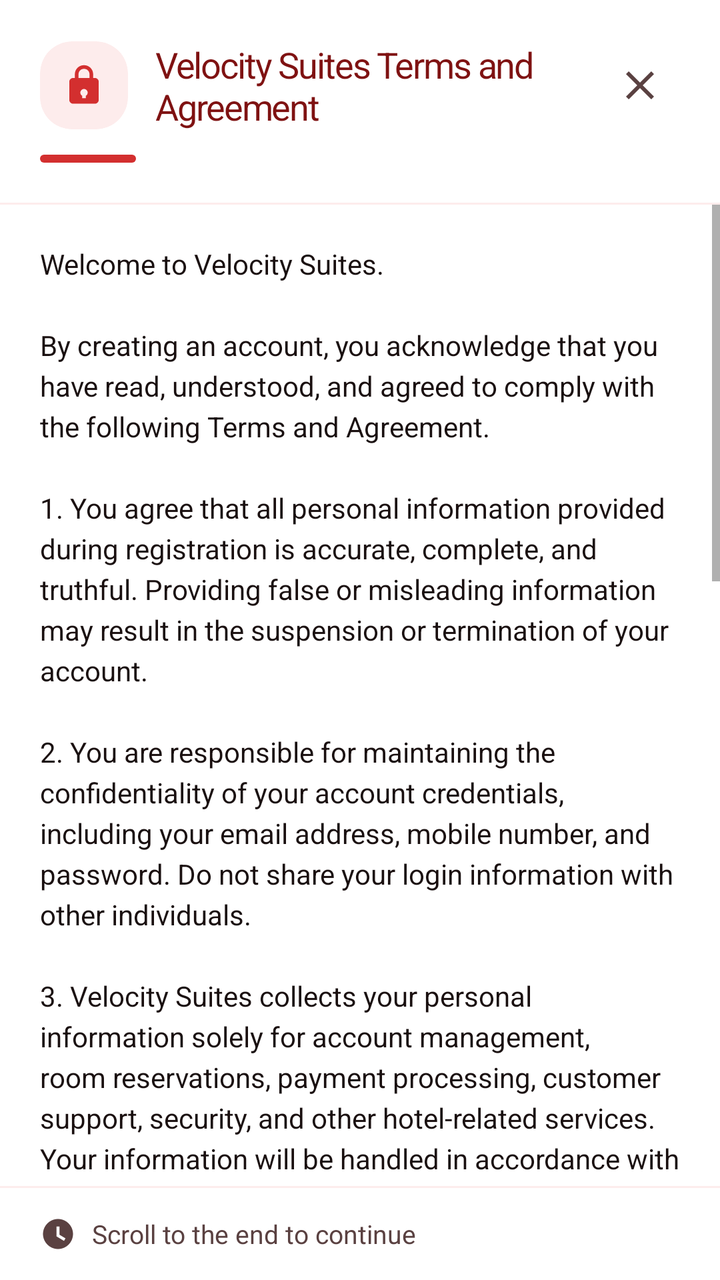
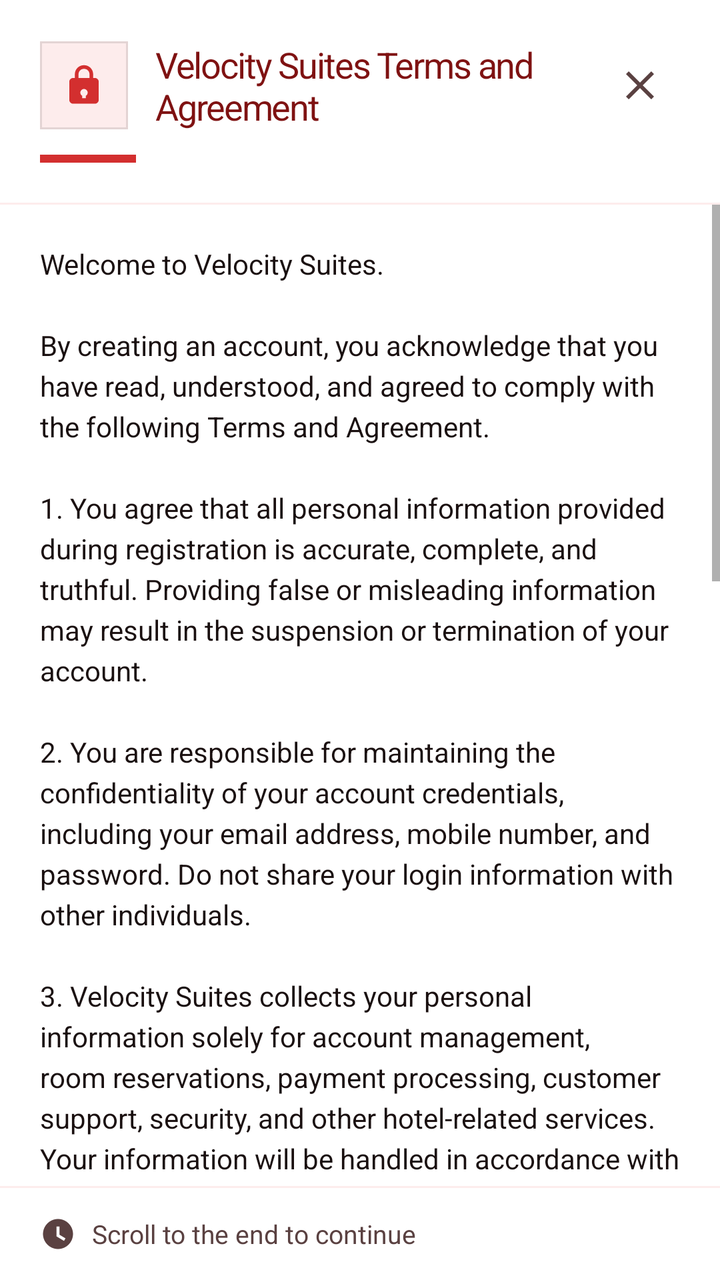

Compare the two renders of this Android layout. The source of the first and the diff that turns it into the second are given below.
<!-- AndroidManifest.xml: application theme Theme.VelocitySuites -->
<!-- res/layout/dialog_terms_agreement.xml -->
<?xml version="1.0" encoding="utf-8"?>
<LinearLayout xmlns:android="http://schemas.android.com/apk/res/android"
    xmlns:app="http://schemas.android.com/apk/res-auto"
    android:layout_width="match_parent"
    android:layout_height="match_parent"
    android:background="@color/velocity_surface_elevated"
    android:orientation="vertical">

    
    <LinearLayout
        android:layout_width="match_parent"
        android:layout_height="wrap_content"
        android:gravity="center_vertical"
        android:orientation="horizontal"
        android:paddingHorizontal="20dp"
        android:paddingTop="20dp"
        android:paddingBottom="12dp">

        <com.google.android.material.card.MaterialCardView
            android:layout_width="44dp"
            android:layout_height="44dp"
            app:cardBackgroundColor="@color/velocity_red_soft"
            app:cardCornerRadius="16dp"
            app:cardElevation="0dp">

            <ImageView
                android:layout_width="22dp"
                android:layout_height="22dp"
                android:layout_gravity="center"
                android:importantForAccessibility="no"
                android:src="@drawable/ic_lock"
                app:tint="@color/velocity_red_primary" />
        </com.google.android.material.card.MaterialCardView>

        <TextView
            android:id="@+id/termsDialogTitle"
            style="@style/TextAppearance.Velocity.ScreenTitle"
            android:layout_width="0dp"
            android:layout_height="wrap_content"
            android:layout_marginStart="14dp"
            android:layout_weight="1"
            android:text="@string/terms_and_agreement_title"
            android:textSize="18sp" />

        <ImageButton
            android:id="@+id/termsCloseButton"
            android:layout_width="40dp"
            android:layout_height="40dp"
            android:background="?attr/selectableItemBackgroundBorderless"
            android:contentDescription="@android:string/cancel"
            android:padding="8dp"
            android:src="@drawable/ic_close"
            app:tint="@color/velocity_text_secondary" />
    </LinearLayout>

    <View
        android:layout_width="48dp"
        android:layout_height="4dp"
        android:layout_marginStart="20dp"
        android:layout_marginBottom="4dp"
        android:background="@drawable/shape_intro_pill"
        android:backgroundTint="@color/velocity_red_primary" />

    <View
        android:layout_width="match_parent"
        android:layout_height="1dp"
        android:layout_marginTop="16dp"
        android:background="@color/velocity_red_soft" />

    <androidx.core.widget.NestedScrollView
        android:id="@+id/termsScrollView"
        android:layout_width="match_parent"
        android:layout_height="0dp"
        android:layout_weight="1"
        android:fillViewport="true"
        android:scrollbars="vertical">

        <TextView
            android:id="@+id/termsBodyText"
            android:layout_width="match_parent"
            android:layout_height="wrap_content"
            android:padding="20dp"
            android:lineSpacingExtra="4dp"
            android:text="@string/terms_and_agreement_body"
            android:textColor="@color/velocity_text_primary"
            android:textSize="14sp" />
    </androidx.core.widget.NestedScrollView>

    <View
        android:layout_width="match_parent"
        android:layout_height="1dp"
        android:background="@color/velocity_red_soft" />

    <LinearLayout
        android:layout_width="match_parent"
        android:layout_height="wrap_content"
        android:gravity="center_vertical"
        android:orientation="horizontal"
        android:paddingHorizontal="20dp"
        android:paddingVertical="14dp">

        <ImageView
            android:id="@+id/termsScrollHintIcon"
            android:layout_width="18dp"
            android:layout_height="18dp"
            android:layout_marginEnd="8dp"
            android:importantForAccessibility="no"
            android:src="@drawable/ic_clock"
            app:tint="@color/velocity_text_secondary" />

        <TextView
            android:id="@+id/termsScrollHintText"
            android:layout_width="0dp"
            android:layout_height="wrap_content"
            android:layout_weight="1"
            android:text="@string/terms_scroll_hint"
            android:textColor="@color/velocity_text_secondary"
            android:textSize="13sp" />
    </LinearLayout>

</LinearLayout>
<!-- resources referenced by this layout -->
<resources>
  <!-- drawable shape_intro_pill (drawable) -->
  <?xml version="1.0" encoding="utf-8"?>
  <shape xmlns:android="http://schemas.android.com/apk/res/android">
      <solid android:color="@color/velocity_red_primary" />
      <corners android:radius="16dp" />
  </shape>
  <style name="Theme.VelocitySuites" parent="Theme.MaterialComponents.DayNight.NoActionBar">
          
          <item name="colorPrimary">@color/velocity_red_primary</item>
          <item name="colorPrimaryVariant">@color/velocity_red_dark</item>
          <item name="colorOnPrimary">@color/white</item>
          
          <item name="colorSecondary">@color/velocity_red_rose</item>
          <item name="colorSecondaryVariant">@color/velocity_red_deep</item>
          <item name="colorOnSecondary">@color/white</item>
          
          <item name="android:statusBarColor">@color/velocity_red_primary</item>
          
          <item name="textAppearanceHeadline1">@style/TextAppearance.MaterialComponents.Headline1</item>
          <item name="textAppearanceHeadline2">@style/TextAppearance.MaterialComponents.Headline2</item>
          <item name="textAppearanceHeadline3">@style/TextAppearance.MaterialComponents.Headline3</item>
          <item name="textAppearanceHeadline4">@style/TextAppearance.MaterialComponents.Headline4</item>
          <item name="textAppearanceHeadline5">@style/TextAppearance.MaterialComponents.Headline5</item>
          <item name="textAppearanceHeadline6">@style/TextAppearance.MaterialComponents.Headline6</item>
          <item name="textAppearanceSubtitle1">@style/TextAppearance.MaterialComponents.Subtitle1</item>
          <item name="textAppearanceSubtitle2">@style/TextAppearance.MaterialComponents.Subtitle2</item>
          <item name="textAppearanceBody1">@style/TextAppearance.MaterialComponents.Body1</item>
          <item name="textAppearanceBody2">@style/TextAppearance.MaterialComponents.Body2</item>
          <item name="textAppearanceCaption">@style/TextAppearance.MaterialComponents.Caption</item>
          <item name="textAppearanceButton">@style/TextAppearance.MaterialComponents.Button</item>
          <item name="textAppearanceOverline">@style/TextAppearance.MaterialComponents.Overline</item>
      </style>
  <!-- unchanged entries left out for length: 16 -->
</resources>

<!-- the commit's change to res/layout/dialog_terms_agreement.xml (unified diff, before → after) -->
@@ -20,7 +20,7 @@
             android:layout_width="44dp"
             android:layout_height="44dp"
             app:cardBackgroundColor="@color/velocity_red_soft"
-            app:cardCornerRadius="16dp"
+            app:cardCornerRadius="0dp"
             app:cardElevation="0dp">
 
             <ImageView
<!-- resource entries referenced after the edit -->
@@ -4,7 +4,7 @@
   <?xml version="1.0" encoding="utf-8"?>
   <shape xmlns:android="http://schemas.android.com/apk/res/android">
       <solid android:color="@color/velocity_red_primary" />
-      <corners android:radius="16dp" />
+      <corners android:radius="0dp" />
   </shape>
   <style name="Theme.VelocitySuites" parent="Theme.MaterialComponents.DayNight.NoActionBar">
           
@@ -31,6 +31,132 @@
           <item name="textAppearanceCaption">@style/TextAppearance.MaterialComponents.Caption</item>
           <item name="textAppearanceButton">@style/TextAppearance.MaterialComponents.Button</item>
           <item name="textAppearanceOverline">@style/TextAppearance.MaterialComponents.Overline</item>
+          
+          <item name="shapeAppearanceSmallComponent">@style/ShapeAppearance.Velocity.Square</item>
+          <item name="shapeAppearanceMediumComponent">@style/ShapeAppearance.Velocity.Square</item>
+          <item name="shapeAppearanceLargeComponent">@style/ShapeAppearance.Velocity.Square</item>
+          <item name="materialButtonStyle">@style/Widget.Velocity.Flat.Button</item>
+          <item name="materialButtonOutlinedStyle">@style/Widget.Velocity.Flat.Button.Outlined</item>
+          <item name="borderlessButtonStyle">@style/Widget.Velocity.Flat.Button.Text</item>
+          <item name="materialCardViewStyle">@style/Widget.Velocity.Card.Flat</item>
+          <item name="chipStyle">@style/Widget.Velocity.Flat.Chip</item>
+          <item name="textInputStyle">@style/Widget.Velocity.TextInputLayout.OutlinedBox.Square</item>
+          <item name="snackbarStyle">@style/Widget.Velocity.Flat.Snackbar</item>
+          <item name="materialAlertDialogTheme">@style/ThemeOverlay.Velocity.Flat.AlertDialog</item>
+          <item name="bottomSheetDialogTheme">@style/ThemeOverlay.Velocity.Flat.BottomSheetDialog</item>
+          <item name="android:windowElevation">0dp</item>
+      </style>
+  <style name="ShapeAppearance.Velocity.Square" parent="">
+          <item name="cornerFamily">rounded</item>
+          <item name="cornerSize">0dp</item>
+      </style>
+  <style name="Widget.Velocity.Flat.Button" parent="Widget.MaterialComponents.Button">
+          <item name="cornerRadius">0dp</item>
+          <item name="android:stateListAnimator">@null</item>
+          <item name="android:elevation">0dp</item>
+          <item name="android:minHeight">48dp</item>
+          <item name="android:insetTop">0dp</item>
+          <item name="android:insetBottom">0dp</item>
+          <item name="android:textAllCaps">false</item>
+          <item name="shapeAppearance">@style/ShapeAppearance.Velocity.Square</item>
+      </style>
+  <style name="Widget.Velocity.Flat.Button.Outlined" parent="Widget.MaterialComponents.Button.OutlinedButton">
+          <item name="cornerRadius">0dp</item>
+          <item name="android:stateListAnimator">@null</item>
+          <item name="android:elevation">0dp</item>
+          <item name="android:minHeight">48dp</item>
+          <item name="android:insetTop">0dp</item>
+          <item name="android:insetBottom">0dp</item>
+          <item name="android:textAllCaps">false</item>
+          <item name="strokeWidth">1dp</item>
+          <item name="strokeColor">@color/velocity_red_primary</item>
+          <item name="android:textColor">@color/velocity_red_primary</item>
+          <item name="shapeAppearance">@style/ShapeAppearance.Velocity.Square</item>
+      </style>
+  <style name="Widget.Velocity.Flat.Button.Text" parent="Widget.MaterialComponents.Button.TextButton">
+          <item name="cornerRadius">0dp</item>
+          <item name="android:stateListAnimator">@null</item>
+          <item name="android:elevation">0dp</item>
+          <item name="android:minHeight">48dp</item>
+          <item name="android:insetTop">0dp</item>
+          <item name="android:insetBottom">0dp</item>
+          <item name="android:textAllCaps">false</item>
+          <item name="shapeAppearance">@style/ShapeAppearance.Velocity.Square</item>
+      </style>
+  <style name="Widget.Velocity.Card.Flat" parent="Widget.MaterialComponents.CardView">
+          <item name="cardElevation">0dp</item>
+          <item name="cardCornerRadius">0dp</item>
+          <item name="cardBackgroundColor">@color/velocity_surface_elevated</item>
+          <item name="strokeColor">@color/velocity_divider_hairline</item>
+          <item name="strokeWidth">1dp</item>
+          <item name="shapeAppearance">@style/ShapeAppearance.Velocity.Square</item>
+      </style>
+  <style name="Widget.Velocity.Flat.Chip" parent="Widget.MaterialComponents.Chip.Choice">
+          <item name="shapeAppearance">@style/ShapeAppearance.Velocity.Square</item>
+          <item name="shapeAppearanceOverlay">@style/ShapeAppearance.Velocity.Square</item>
+          <item name="chipCornerRadius">0dp</item>
+          <item name="android:minHeight">48dp</item>
+          <item name="chipMinHeight">48dp</item>
+          <item name="chipStrokeWidth">1dp</item>
+          <item name="android:elevation">0dp</item>
+      </style>
+  <style name="Widget.Velocity.TextInputLayout.OutlinedBox.Square" parent="Widget.MaterialComponents.TextInputLayout.OutlinedBox">
+          <item name="boxCornerRadiusBottomEnd">0dp</item>
+          <item name="boxCornerRadiusBottomStart">0dp</item>
+          <item name="boxCornerRadiusTopEnd">0dp</item>
+          <item name="boxCornerRadiusTopStart">0dp</item>
+          <item name="boxStrokeColor">@color/velocity_red_primary</item>
+          <item name="boxStrokeWidth">1dp</item>
+          <item name="boxStrokeWidthFocused">2dp</item>
+          <item name="startIconTint">@color/velocity_red_primary</item>
+          <item name="endIconTint">@color/velocity_red_primary</item>
+          <item name="hintEnabled">false</item>
+      </style>
+  <style name="Widget.Velocity.Flat.Snackbar" parent="Widget.MaterialComponents.Snackbar">
+          <item name="android:background">@drawable/bg_snackbar_flat</item>
+          <item name="android:elevation">0dp</item>
+      </style>
+  <style name="ThemeOverlay.Velocity.Flat.AlertDialog" parent="ThemeOverlay.MaterialComponents.MaterialAlertDialog">
+          <item name="android:windowElevation">0dp</item>
+          <item name="shapeAppearanceOverlay">@style/ShapeAppearance.Velocity.Square</item>
+          <item name="shapeAppearanceSmallComponent">@style/ShapeAppearance.Velocity.Square</item>
+          <item name="shapeAppearanceMediumComponent">@style/ShapeAppearance.Velocity.Square</item>
+          <item name="shapeAppearanceLargeComponent">@style/ShapeAppearance.Velocity.Square</item>
+          <item name="materialButtonStyle">@style/Widget.Velocity.Flat.Button.Text</item>
+          <item name="materialButtonOutlinedStyle">@style/Widget.Velocity.Flat.Button.Outlined</item>
+          <item name="borderlessButtonStyle">@style/Widget.Velocity.Flat.Button.Text</item>
+          <item name="materialCardViewStyle">@style/Widget.Velocity.Card.Flat</item>
+          <item name="chipStyle">@style/Widget.Velocity.Flat.Chip</item>
+          <item name="textInputStyle">@style/Widget.Velocity.TextInputLayout.OutlinedBox.Square</item>
+          <item name="buttonBarPositiveButtonStyle">@style/Widget.Velocity.Flat.Button.Text</item>
+          <item name="buttonBarNegativeButtonStyle">@style/Widget.Velocity.Flat.Button.Text</item>
+          <item name="buttonBarNeutralButtonStyle">@style/Widget.Velocity.Flat.Button.Text</item>
+      </style>
+  <style name="ThemeOverlay.Velocity.Flat.BottomSheetDialog" parent="ThemeOverlay.MaterialComponents.BottomSheetDialog">
+          <item name="bottomSheetStyle">@style/Widget.Velocity.Flat.BottomSheet</item>
+          <item name="android:windowElevation">0dp</item>
+          <item name="shapeAppearanceSmallComponent">@style/ShapeAppearance.Velocity.Square</item>
+          <item name="shapeAppearanceMediumComponent">@style/ShapeAppearance.Velocity.Square</item>
+          <item name="shapeAppearanceLargeComponent">@style/ShapeAppearance.Velocity.Square</item>
+          <item name="materialButtonStyle">@style/Widget.Velocity.Flat.Button</item>
+          <item name="materialButtonOutlinedStyle">@style/Widget.Velocity.Flat.Button.Outlined</item>
+          <item name="borderlessButtonStyle">@style/Widget.Velocity.Flat.Button.Text</item>
+          <item name="materialCardViewStyle">@style/Widget.Velocity.Card.Flat</item>
+          <item name="chipStyle">@style/Widget.Velocity.Flat.Chip</item>
+          <item name="textInputStyle">@style/Widget.Velocity.TextInputLayout.OutlinedBox.Square</item>
+      </style>
+  <color name="velocity_divider_hairline">#1A000000</color>
+  <!-- drawable bg_snackbar_flat (drawable) -->
+  <?xml version="1.0" encoding="utf-8"?>
+  <shape xmlns:android="http://schemas.android.com/apk/res/android" android:shape="rectangle">
+      <solid android:color="#323232" />
+      <stroke android:width="1dp" android:color="#33FFFFFF" />
+      <corners android:radius="0dp" />
+  </shape>
+  <style name="Widget.Velocity.Flat.BottomSheet" parent="Widget.MaterialComponents.BottomSheet.Modal">
+          <item name="shapeAppearanceOverlay">@style/ShapeAppearance.Velocity.Square</item>
+          <item name="android:elevation">0dp</item>
+          <item name="backgroundTint">@color/velocity_surface_elevated</item>
       </style>
   <!-- unchanged entries left out for length: 16 -->
 </resources>
